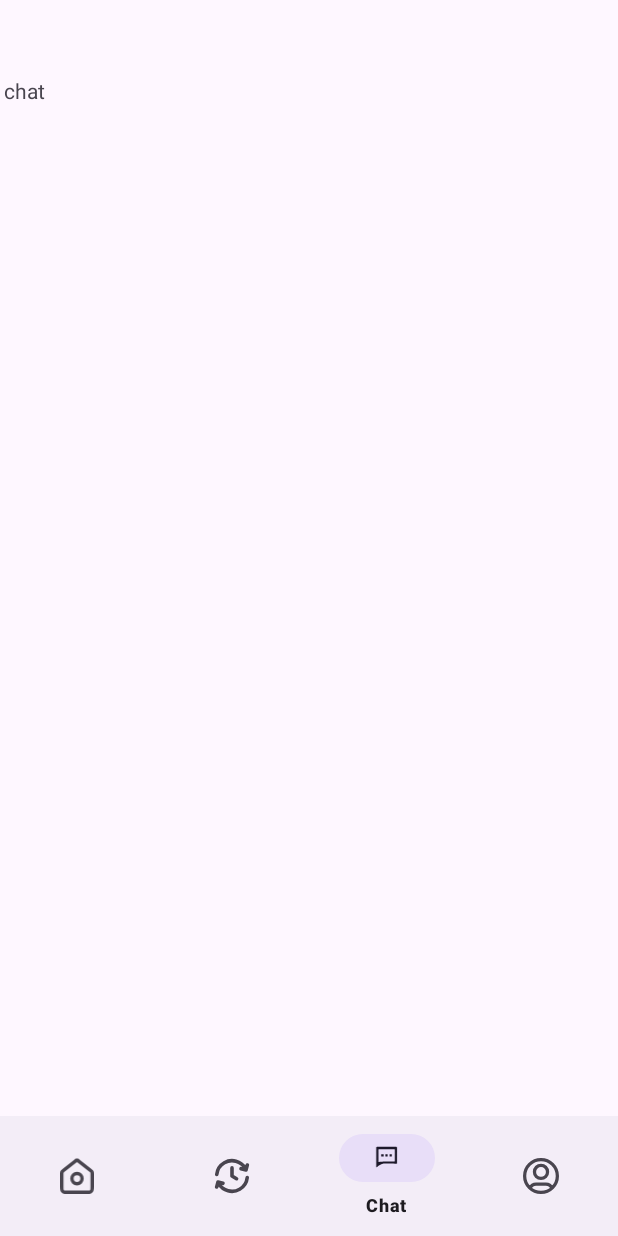
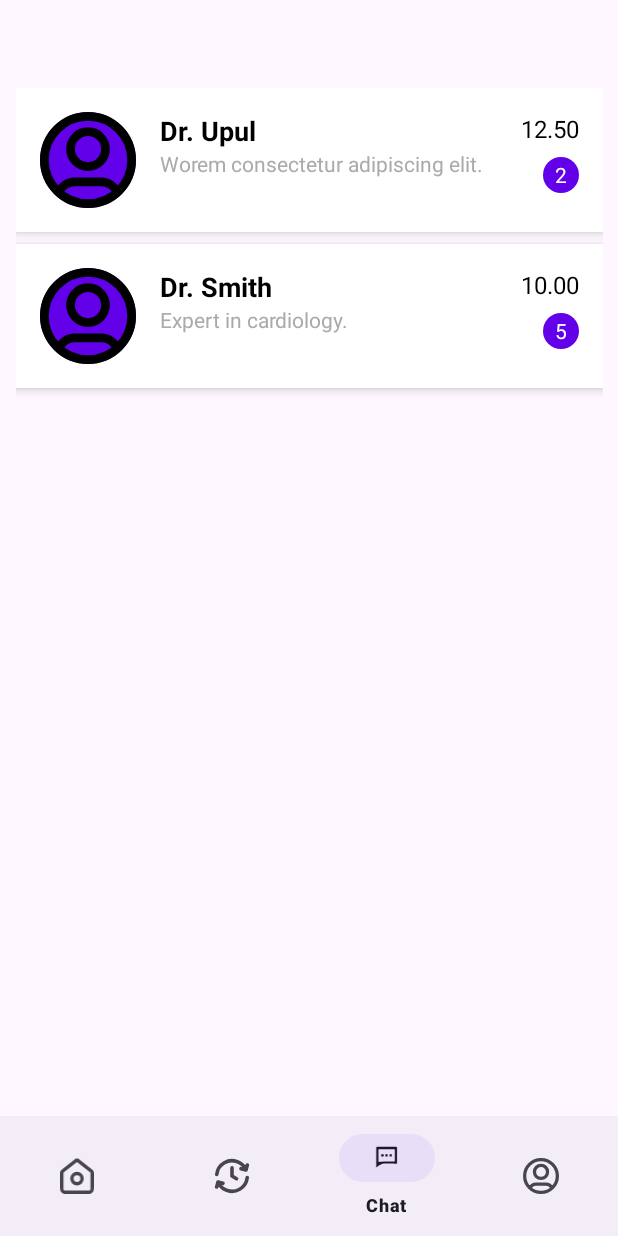
Before and after one commit to Bhaswar004/Medico, an Android app: the ChatFragment screen opened through its navigation route, on a phone screen of 412 x 824 dp. Run offline under Robolectric (Android 15) with nearby library versions, the phone set to English and light mode, and no system bars; our stand-ins replace navigation-ui; Roboto replaces fonts that are not available here.

Commit message:
profile majorly done

```diff
--- /dev/null
+++ b/app/src/main/java/eu/tutorials/loginandsignupwithfirebase/Doctor.kt
@@ -0,0 +1,8 @@
+package eu.tutorials.loginandsignupwithfirebase
+
+data class Doctor(
+    val name: String,
+    val description: String,
+    val imageResId: Int,
+    val time: String,
+    val counter: Int)
--- /dev/null
+++ b/app/src/main/java/eu/tutorials/loginandsignupwithfirebase/DoctorAdapter.kt
@@ -0,0 +1,43 @@
+package eu.tutorials.loginandsignupwithfirebase
+
+import android.view.LayoutInflater
+import android.view.View
+import android.view.ViewGroup
+import android.widget.ImageView
+import android.widget.TextView
+import androidx.recyclerview.widget.RecyclerView
+
+class DoctorAdapter(
+    private val doctors: List<Doctor>,
+    private val onDoctorClick: (Doctor) -> Unit
+) : RecyclerView.Adapter<DoctorAdapter.DoctorViewHolder>() {
+
+    inner class DoctorViewHolder(itemView: View) : RecyclerView.ViewHolder(itemView) {
+        init {
+            itemView.setOnClickListener {
+                val doctor = doctors[adapterPosition]
+                onDoctorClick(doctor)
+            }
+        }
+
+        fun bind(doctor: Doctor) {
+            itemView.findViewById<TextView>(R.id.doctorName).text = doctor.name
+            itemView.findViewById<TextView>(R.id.doctorDescription).text = doctor.description
+            itemView.findViewById<TextView>(R.id.appointmentTime).text = doctor.time
+            itemView.findViewById<TextView>(R.id.counter).text = doctor.counter.toString()
+            itemView.findViewById<ImageView>(R.id.doctorImage).setImageResource(doctor.imageResId)
+        }
+    }
+
+    override fun onCreateViewHolder(parent: ViewGroup, viewType: Int): DoctorViewHolder {
+        val view = LayoutInflater.from(parent.context).inflate(R.layout.activity_chat_doctor, parent, false)
+        return DoctorViewHolder(view)
+    }
+
+    override fun onBindViewHolder(holder: DoctorViewHolder, position: Int) {
+        val doctor = doctors[position]
+        holder.bind(doctor)
+    }
+
+    override fun getItemCount(): Int = doctors.size
+}
--- a/app/src/main/java/eu/tutorials/loginandsignupwithfirebase/Fragment/ChatFragment.kt
+++ b/app/src/main/java/eu/tutorials/loginandsignupwithfirebase/Fragment/ChatFragment.kt
@@ -1,60 +1,53 @@
 package eu.tutorials.loginandsignupwithfirebase.Fragment
 
+import android.content.Intent
 import android.os.Bundle
 import androidx.fragment.app.Fragment
 import android.view.LayoutInflater
 import android.view.View
 import android.view.ViewGroup
+import androidx.recyclerview.widget.LinearLayoutManager
+import androidx.recyclerview.widget.RecyclerView
+import eu.tutorials.loginandsignupwithfirebase.ChatPageActivity
+import eu.tutorials.loginandsignupwithfirebase.Doctor
+import eu.tutorials.loginandsignupwithfirebase.DoctorAdapter
 import eu.tutorials.loginandsignupwithfirebase.R
 
-// TODO: Rename parameter arguments, choose names that match
-// the fragment initialization parameters, e.g. ARG_ITEM_NUMBER
-private const val ARG_PARAM1 = "param1"
-private const val ARG_PARAM2 = "param2"
 
-/**
- * A simple [Fragment] subclass.
- * Use the [ChatFragment.newInstance] factory method to
- * create an instance of this fragment.
- */
 class ChatFragment : Fragment() {
-    // TODO: Rename and change types of parameters
-    private var param1: String? = null
-    private var param2: String? = null
 
-    override fun onCreate(savedInstanceState: Bundle?) {
-        super.onCreate(savedInstanceState)
-        arguments?.let {
-            param1 = it.getString(ARG_PARAM1)
-            param2 = it.getString(ARG_PARAM2)
-        }
-    }
+    private lateinit var recyclerView: RecyclerView
+    private lateinit var doctorAdapter: DoctorAdapter
 
     override fun onCreateView(
         inflater: LayoutInflater, container: ViewGroup?,
         savedInstanceState: Bundle?
     ): View? {
-        // Inflate the layout for this fragment
-        return inflater.inflate(R.layout.fragment_chat, container, false)
-    }
+        val view = inflater.inflate(R.layout.fragment_chat, container, false)
 
-    companion object {
-        /**
-         * Use this factory method to create a new instance of
-         * this fragment using the provided parameters.
-         *
-         * @param param1 Parameter 1.
-         * @param param2 Parameter 2.
-         * @return A new instance of fragment ChatFragment.
-         */
-        // TODO: Rename and change types and number of parameters
-        @JvmStatic
-        fun newInstance(param1: String, param2: String) =
-            ChatFragment().apply {
-                arguments = Bundle().apply {
-                    putString(ARG_PARAM1, param1)
-                    putString(ARG_PARAM2, param2)
-                }
+        recyclerView = view.findViewById(R.id.recyclerViewChat)
+        recyclerView.layoutManager = LinearLayoutManager(context)
+
+        // Sample data
+        val doctorList = listOf(
+            Doctor("Dr. Upul", "Worem consectetur adipiscing elit.", R.drawable.profile, "12.50", 2),
+            Doctor("Dr. Smith", "Expert in cardiology.", R.drawable.profile, "10.00", 5)
+            // Add more doctors here
+        )
+
+        doctorAdapter = DoctorAdapter(doctorList) { doctor ->
+            // Handle doctor click
+            val intent = Intent(requireContext(), ChatPageActivity::class.java).apply {
+                putExtra("doctor_name", doctor.name)
+                putExtra("doctor_description", doctor.description)
+                putExtra("doctor_time", doctor.time)
+                putExtra("doctor_counter", doctor.counter)
+
             }
+            startActivity(intent)
+        }
+        recyclerView.adapter = doctorAdapter
+
+        return view
     }
 }
--- /dev/null
+++ b/app/src/main/res/drawable/bg_received_message.xml
@@ -0,0 +1,5 @@
+<?xml version="1.0" encoding="utf-8"?>
+<shape xmlns:android="http://schemas.android.com/apk/res/android">
+    <solid android:color="#E0E0E0" /> <!-- Light gray background -->
+    <corners android:radius="16dp" /> <!-- Rounded corners -->
+</shape>
--- /dev/null
+++ b/app/src/main/res/drawable/bg_sent_message.xml
@@ -0,0 +1,5 @@
+<?xml version="1.0" encoding="utf-8"?>
+<shape xmlns:android="http://schemas.android.com/apk/res/android">
+    <solid android:color="#9C27B0" />
+    <corners android:radius="16dp" />
+</shape>
--- /dev/null
+++ b/app/src/main/res/drawable/circle_background.xml
@@ -0,0 +1,5 @@
+<?xml version="1.0" encoding="utf-8"?>
+<shape xmlns:android="http://schemas.android.com/apk/res/android">
+    <solid android:color="#6200EA"/> <!-- The color of the circle -->
+    <corners android:radius="200dp"/>  <!-- This ensures the shape is circular -->
+</shape>
--- /dev/null
+++ b/app/src/main/res/layout/activity_chat_doctor.xml
@@ -0,0 +1,79 @@
+<?xml version="1.0" encoding="utf-8"?>
+<LinearLayout
+    xmlns:android="http://schemas.android.com/apk/res/android"
+    android:layout_width="match_parent"
+    android:layout_height="wrap_content"
+    android:orientation="horizontal"
+    android:background="@android:color/white"
+    android:padding="16dp"
+    android:layout_marginBottom="8dp"
+    android:elevation="4dp">
+
+    <!-- Doctor Image -->
+    <ImageView
+        android:id="@+id/doctorImage"
+        android:layout_width="64dp"
+        android:layout_height="64dp"
+        android:layout_gravity="center"
+        android:scaleType="centerCrop"
+        android:layout_marginEnd="16dp"
+        android:background="@drawable/circle_background"/>
+
+    <!-- Doctor Details -->
+    <LinearLayout
+        android:layout_width="0dp"
+        android:layout_height="wrap_content"
+        android:layout_weight="1"
+        android:orientation="vertical">
+
+        <!-- Doctor Name -->
+        <TextView
+            android:id="@+id/doctorName"
+            android:layout_width="wrap_content"
+            android:layout_height="wrap_content"
+            android:text="Dr. Upul"
+            android:textSize="18sp"
+            android:textStyle="bold"
+            android:textColor="@android:color/black"/>
+
+        <!-- Doctor Description -->
+        <TextView
+            android:id="@+id/doctorDescription"
+            android:layout_width="wrap_content"
+            android:layout_height="wrap_content"
+            android:text="Worem consectetur adipiscing elit."
+            android:textSize="14sp"
+            android:textColor="@android:color/darker_gray"/>
+
+    </LinearLayout>
+
+
+    <LinearLayout
+        android:layout_width="wrap_content"
+        android:layout_height="wrap_content"
+        android:orientation="vertical"
+        android:gravity="end">
+
+        <!-- Time -->
+        <TextView
+            android:id="@+id/appointmentTime"
+            android:layout_width="wrap_content"
+            android:layout_height="wrap_content"
+            android:text="12.50"
+            android:textSize="16sp"
+            android:textColor="@android:color/black"/>
+
+        <!-- Counter (Optional) -->
+        <TextView
+            android:id="@+id/counter"
+            android:layout_width="24dp"
+            android:layout_height="24dp"
+            android:layout_gravity="end"
+            android:background="@drawable/circle_background"
+            android:gravity="center"
+            android:text="2"
+            android:textColor="@android:color/white"
+            android:layout_marginTop="8dp"/>
+    </LinearLayout>
+
+</LinearLayout>
--- a/app/src/main/res/layout/fragment_chat.xml
+++ b/app/src/main/res/layout/fragment_chat.xml
@@ -1,14 +1,16 @@
 <?xml version="1.0" encoding="utf-8"?>
-<FrameLayout xmlns:android="http://schemas.android.com/apk/res/android"
-    xmlns:tools="http://schemas.android.com/tools"
+<LinearLayout
+    xmlns:android="http://schemas.android.com/apk/res/android"
     android:layout_width="match_parent"
     android:layout_height="match_parent"
-    tools:context=".Fragment.ChatFragment">
+    android:orientation="vertical"
+    android:padding="8dp">
 
-    <!-- TODO: Update blank fragment layout -->
-    <TextView
+    <!-- RecyclerView for displaying the list of doctors or chat messages -->
+    <androidx.recyclerview.widget.RecyclerView
+        android:id="@+id/recyclerViewChat"
         android:layout_width="match_parent"
         android:layout_height="match_parent"
-        android:text="chat" />
+        android:scrollbars="vertical" />
 
-</FrameLayout>
+</LinearLayout>
```
Also changed, not shown: app/src/main/AndroidManifest.xml (+8 -4 lines), app/src/main/java/eu/tutorials/loginandsignupwithfirebase/ChatPageActivity.kt (added, +24 -0 lines), app/src/main/java/eu/tutorials/loginandsignupwithfirebase/chat_doctor.kt (added, +11 -0 lines), app/src/main/res/drawable/call.xml (added, +9 -0 lines), app/src/main/res/drawable/camera.xml (added, +9 -0 lines), app/src/main/res/drawable/mic.xml (added, +9 -0 lines), app/src/main/res/drawable/send.xml (added, +9 -0 lines), app/src/main/res/drawable/video_call.xml (added, +9 -0 lines), app/src/main/res/layout/activity_chat_page.xml (added, +123 -0 lines), app/src/main/res/layout/item_chat_received.xml (added, +25 -0 lines), app/src/main/res/layout/item_chat_sent.xml (added, +25 -0 lines).
